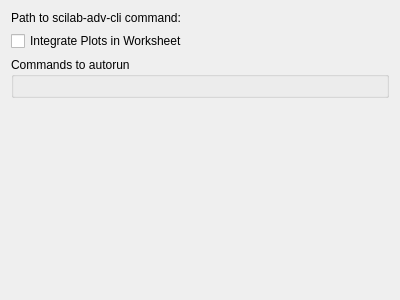
Above: src/backends/scilab/settings.ui from KDE/cantor before the change. Below: the same form after it.
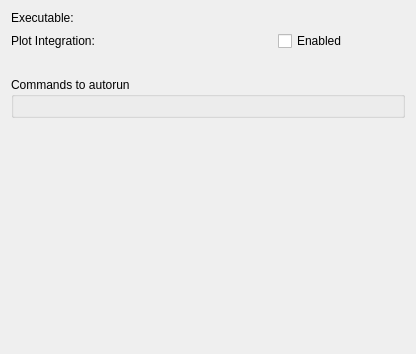
That is the form after the change. Custom widgets are drawn as their Qt base class.

Commit message: Improved and unified the layout in the setting dialogs for the different backend systems.

Diff of the .ui file:
```diff
--- a/src/backends/scilab/settings.ui
+++ b/src/backends/scilab/settings.ui
@@ -6,36 +6,48 @@
    <rect>
     <x>0</x>
     <y>0</y>
-    <width>400</width>
-    <height>300</height>
+    <width>416</width>
+    <height>354</height>
    </rect>
   </property>
-  <layout class="QVBoxLayout" name="verticalLayout">
-   <item>
-    <layout class="QHBoxLayout" name="horizontalLayout">
-     <item>
-      <widget class="QLabel" name="label">
-       <property name="text">
-        <string>Path to scilab-adv-cli command:</string>
-       </property>
-      </widget>
-     </item>
-     <item>
-      <widget class="KUrlRequester" name="kcfg_Path"/>
-     </item>
-    </layout>
+  <layout class="QGridLayout" name="gridLayout">
+   <item row="0" column="2">
+    <widget class="KUrlRequester" name="kcfg_Path"/>
    </item>
-   <item>
+   <item row="1" column="0" colspan="2">
+    <widget class="QLabel" name="lPlotIntegration">
+     <property name="text">
+      <string>Plot Integration:</string>
+     </property>
+    </widget>
+   </item>
+   <item row="1" column="2">
     <widget class="QCheckBox" name="kcfg_integratePlots">
      <property name="toolTip">
       <string>If enabled, plots will be shown inside of the worksheet. Otherwise, plots will be shown in an external window.</string>
      </property>
      <property name="text">
-      <string>Integrate Plots in Worksheet</string>
+      <string>Enabled</string>
      </property>
     </widget>
    </item>
-   <item>
+   <item row="2" column="1">
+    <spacer name="verticalSpacer_3">
+     <property name="orientation">
+      <enum>Qt::Vertical</enum>
+     </property>
+     <property name="sizeType">
+      <enum>QSizePolicy::Fixed</enum>
+     </property>
+     <property name="sizeHint" stdset="0">
+      <size>
+       <width>20</width>
+       <height>20</height>
+      </size>
+     </property>
+    </spacer>
+   </item>
+   <item row="3" column="0" colspan="3">
     <widget class="QGroupBox" name="groupBox">
      <property name="toolTip">
       <string>Commands to automatically run on start. They can be useful for loading needed modules, changing environment, etc.</string>
@@ -50,7 +62,7 @@
      </layout>
     </widget>
    </item>
-   <item>
+   <item row="4" column="0">
     <spacer name="verticalSpacer">
      <property name="orientation">
       <enum>Qt::Vertical</enum>
@@ -63,12 +75,19 @@
      </property>
     </spacer>
    </item>
+   <item row="0" column="0" colspan="2">
+    <widget class="QLabel" name="label">
+     <property name="text">
+      <string>Executable:</string>
+     </property>
+    </widget>
+   </item>
   </layout>
  </widget>
  <customwidgets>
   <customwidget>
    <class>KUrlRequester</class>
-   <extends>QFrame</extends>
+   <extends>QWidget</extends>
    <header>kurlrequester.h</header>
    <container>1</container>
   </customwidget>
```
Left out of the diff: 2 changed lines with no effect on the pictures. The commit also changes 6 other files.
